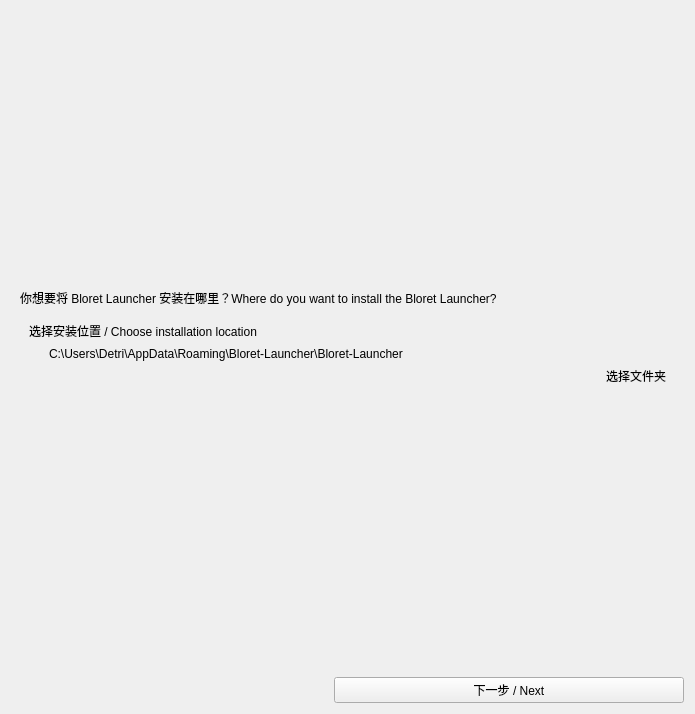
BloretCrew/Bloret-Launcher-Setup, file ui/page2.1.ui: the form before one commit.
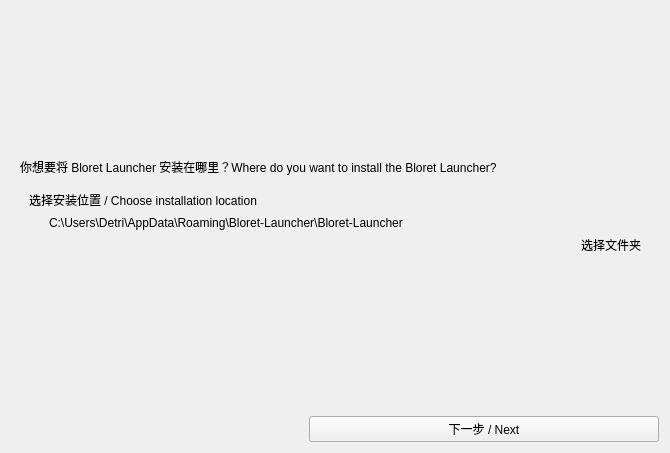
The form after the commit. Icons and pictures are not drawn. Custom widgets are drawn as their Qt base class.

```diff
--- a/ui/page2.1.ui
+++ b/ui/page2.1.ui
@@ -6,8 +6,8 @@
    <rect>
     <x>0</x>
     <y>0</y>
-    <width>695</width>
-    <height>714</height>
+    <width>670</width>
+    <height>453</height>
    </rect>
   </property>
   <property name="sizePolicy">
@@ -38,8 +38,8 @@
        <rect>
         <x>0</x>
         <y>0</y>
-        <width>677</width>
-        <height>656</height>
+        <width>652</width>
+        <height>395</height>
        </rect>
       </property>
       <layout class="QVBoxLayout" name="verticalLayout_2">
```
